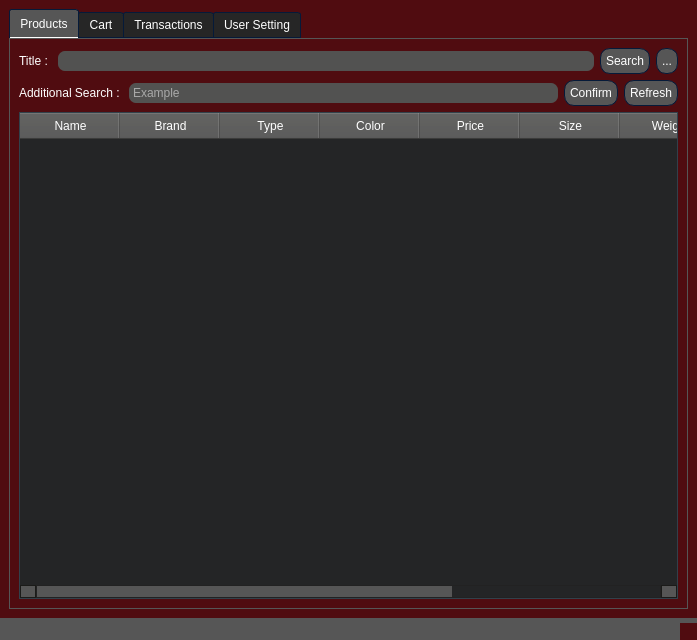
AP-projects-4001/Guys, file AP/client_ui.ui: the form before one commit.
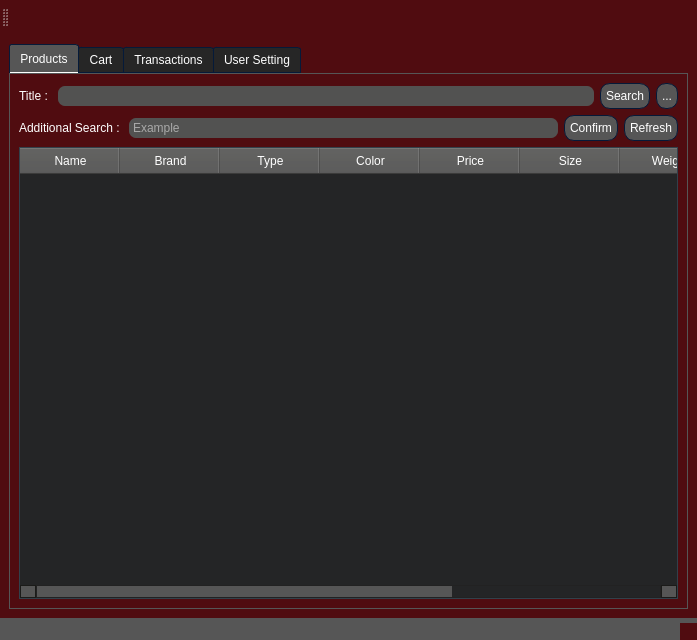
The form after the commit. Icons and pictures are not drawn.

```diff
--- a/AP/client_ui.ui
+++ b/AP/client_ui.ui
@@ -85,7 +85,10 @@
 	padding: 5px;
 
 }
-
+QMenuBar
+{
+	height : 10px;
+}
 QComboBox
 {
     background-color: #565656;
@@ -1300,6 +1303,28 @@
    </layout>
   </widget>
   <widget class="QStatusBar" name="statusbar"/>
+  <widget class="QToolBar" name="toolBar">
+   <property name="windowTitle">
+    <string>toolBar</string>
+   </property>
+   <attribute name="toolBarArea">
+    <enum>TopToolBarArea</enum>
+   </attribute>
+   <attribute name="toolBarBreak">
+    <bool>false</bool>
+   </attribute>
+   <addaction name="My_account"/>
+  </widget>
+  <action name="My_account">
+   <property name="icon">
+    <iconset resource="Resources.qrc">
+     <normaloff>:/included_images/person-icon-edited.png</normaloff>
+     <normalon>:/included_images/person-icon-edited.png</normalon>:/included_images/person-icon-edited.png</iconset>
+   </property>
+   <property name="text">
+    <string> </string>
+   </property>
+  </action>
  </widget>
  <resources/>
  <connections/>
```
Left out of the diff: 4 changed lines with no effect on the pictures.
